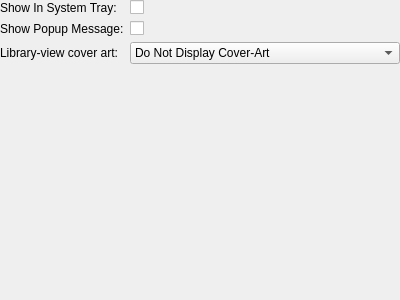
Above: gui/interfacesettings.ui from polpo/cantata-mac before the change. Below: the same form after it.
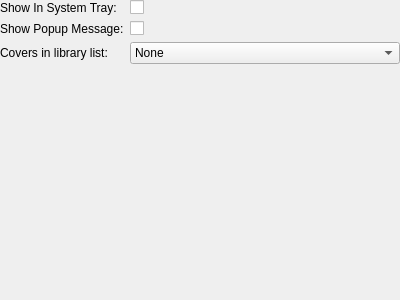
That is the form after the change.

Commit message: Better strings

```diff
--- a/gui/interfacesettings.ui
+++ b/gui/interfacesettings.ui
@@ -57,7 +57,7 @@
    <item row="2" column="0">
     <widget class="QLabel" name="label_5b">
      <property name="text">
-      <string>Library-view cover art:</string>
+      <string>Covers in library list:</string>
      </property>
      <property name="buddy">
       <cstring>coverArtSize</cstring>
@@ -68,7 +68,7 @@
     <widget class="QComboBox" name="coverArtSize">
      <item>
       <property name="text">
-       <string>Do Not Display Cover-Art</string>
+       <string>None</string>
       </property>
      </item>
      <item>
```
